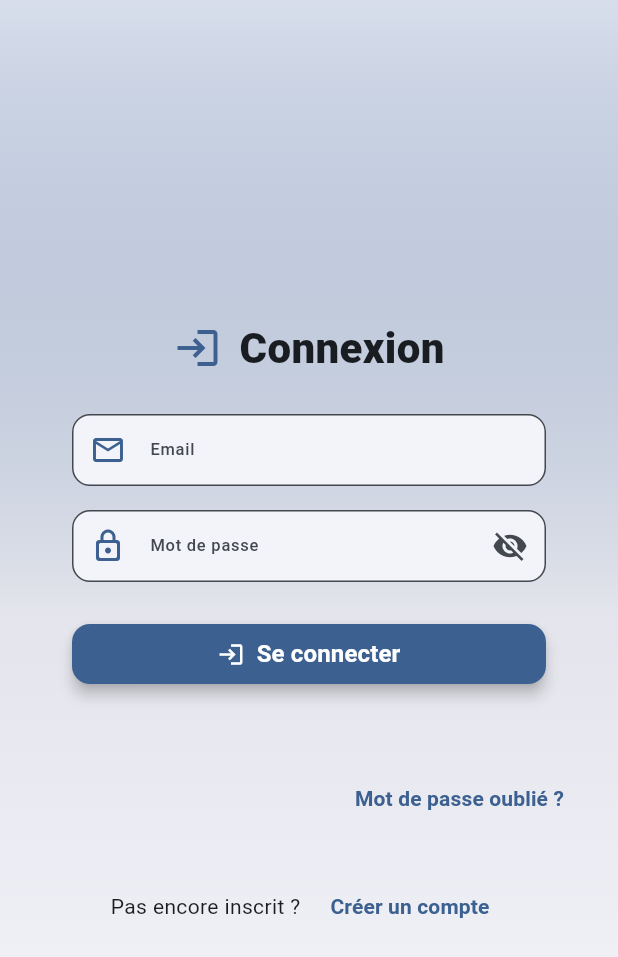
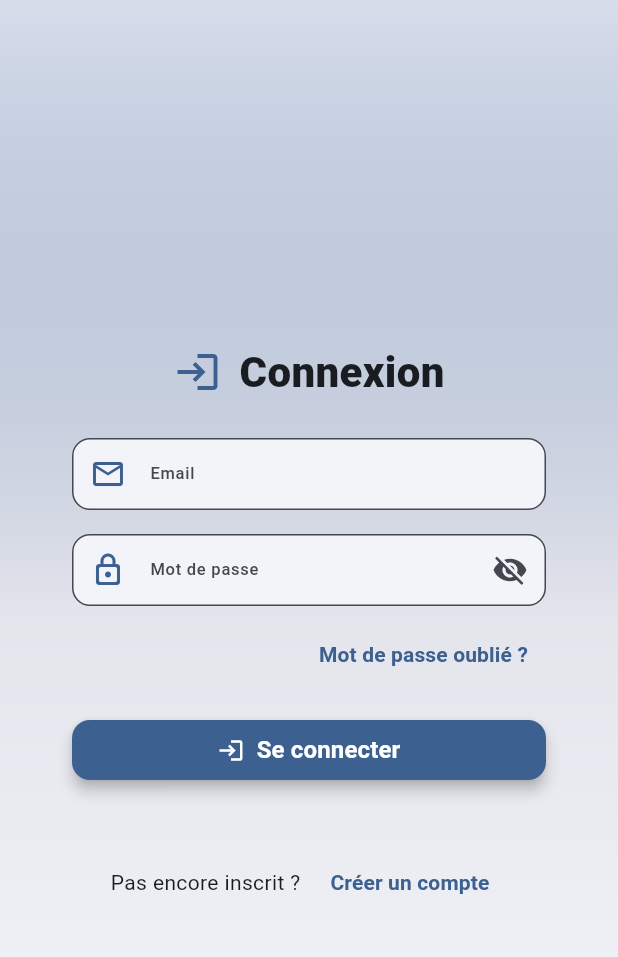
Before and after one commit to EdoardoNasuto/railmates, a Flutter app: the screen it shows after launch, on a phone screen of 412 x 824 dp. Shown: the top 957 px of the screen. Run offline on Flutter 3.47's test engine with Material 3 defaults, Android fonts, the phone set to English and light mode, and no system bars; our stand-ins replace flutter_svg, shared_preferences, supabase_flutter; missing offline and left inert: nowa_runtime; accounts and stored records are empty.

Commit message:
✨ Update login page: adjust auto-height and improve password reset button alignment

```diff
--- a/lib/pages/login_page.dart
+++ b/lib/pages/login_page.dart
@@ -6,7 +6,7 @@ import 'package:railmates/text_form.dart';
 import 'package:railmates/pages/forgot_password.dart';
 import 'package:railmates/pages/register_page.dart';
 
-@NowaGenerated({'auto-width': 393.0, 'x': 0, 'y': 0, 'auto-height': 808.0})
+@NowaGenerated({'auto-width': 393.0, 'x': 0, 'y': 0, 'auto-height': 808.5})
 class LoginPage extends StatefulWidget {
   @NowaGenerated({'loader': 'auto-constructor'})
   const LoginPage({super.key});
@@ -90,19 +90,17 @@ class _LoginPageState extends State<LoginPage> {
                           obscure: true,
                           icon: Icons.lock_outline_rounded,
                         ),
-                      ],
-                      icon: Icons.login,
-                    ),
-                    const SizedBox(height: 32.0),
                         Align(
-                      alignment: Alignment.centerRight,
+                          alignment: const Alignment(1.0, 0.0),
                           child: TextButton(
                             onPressed: () {
                               SupabaseService()
                                   .resetPasswordForEmail(emailController.text)
                                   .then(
                                     (value) {
-                                  ScaffoldMessenger.of(context).showSnackBar(
+                                      ScaffoldMessenger.of(
+                                        context,
+                                      ).showSnackBar(
                                         const SnackBar(
                                           content: Text('Email envoyé'),
                                         ),
@@ -116,7 +114,9 @@ class _LoginPageState extends State<LoginPage> {
                                       );
                                     },
                                     onError: (error) {
-                                  ScaffoldMessenger.of(context).showSnackBar(
+                                      ScaffoldMessenger.of(
+                                        context,
+                                      ).showSnackBar(
                                         const SnackBar(
                                           content: Text('Email invalide'),
                                         ),
@@ -126,7 +126,7 @@ class _LoginPageState extends State<LoginPage> {
                             },
                             child: Text(
                               'Mot de passe oublié ?',
-                          textAlign: TextAlign.start,
+                              textAlign: TextAlign.end,
                               style: TextStyle(
                                 fontWeight: FontWeight.w700,
                                 fontSize: 14.0,
@@ -134,6 +134,9 @@ class _LoginPageState extends State<LoginPage> {
                               ),
                             ),
                           ),
+                        ),
+                      ],
+                      icon: Icons.login,
                     ),
                     const SizedBox(height: 24.0),
                     Row(
```
Also changed, not shown: .nowa/thumbnail.png. Lines whose indentation alone changed are shown as unchanged.
